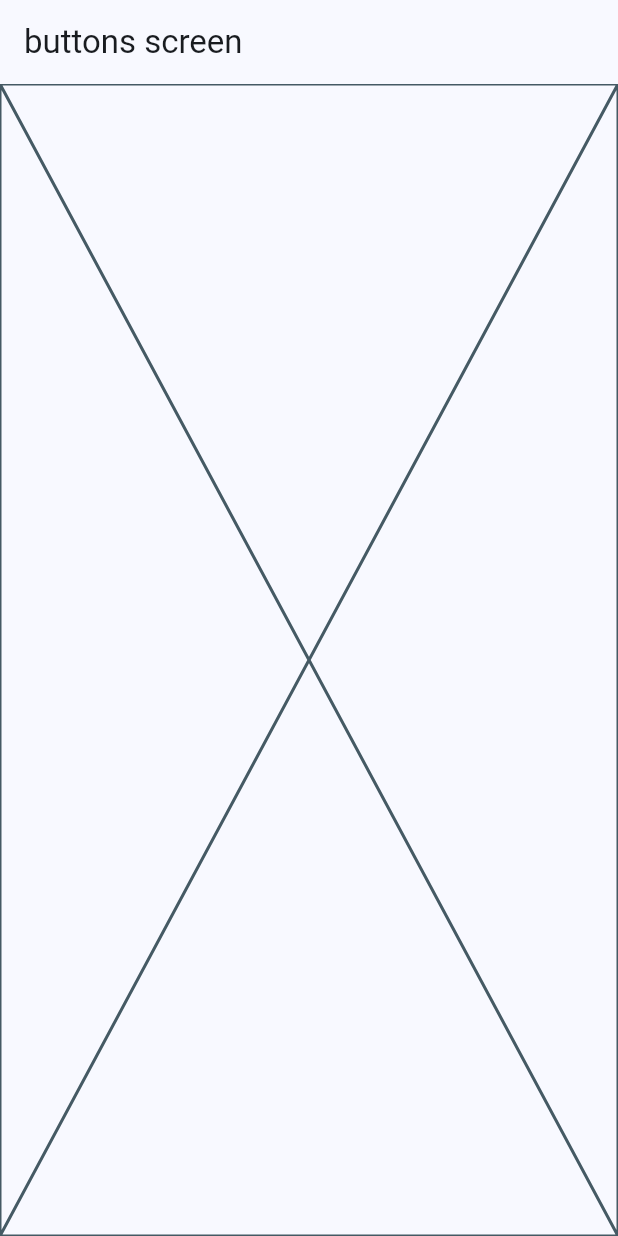
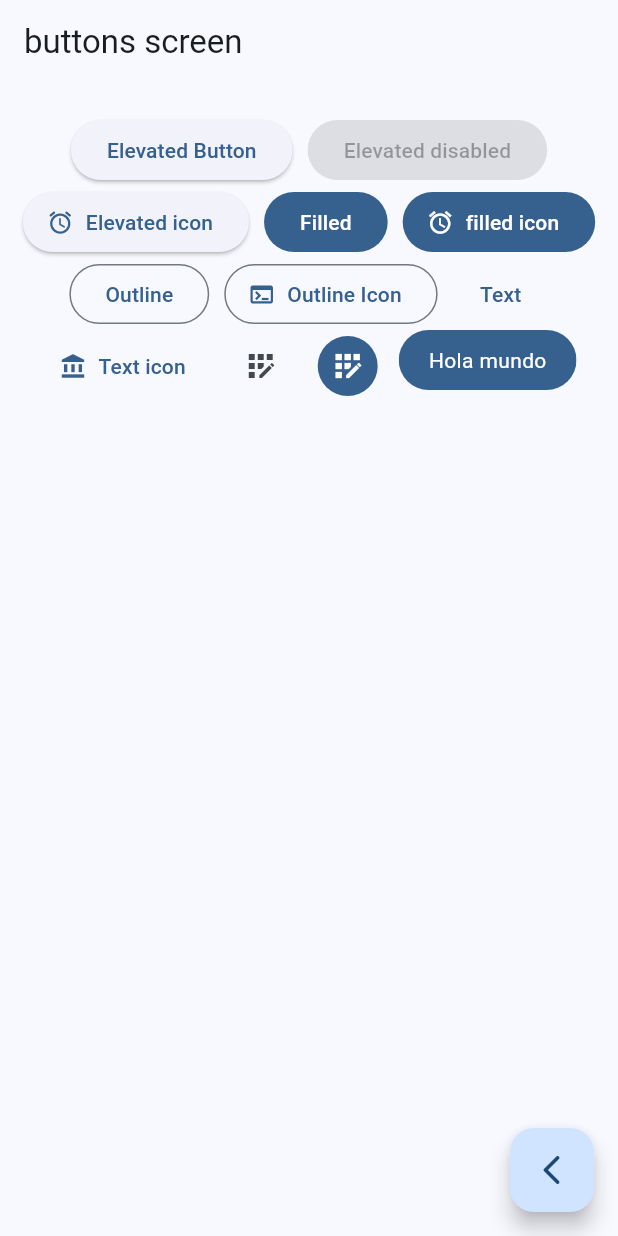
Before and after one commit to leitoon/widgets_app, a Flutter app: the ButtonsScreen screen opened by its route, on a phone screen of 412 x 824 dp. Run offline on Flutter 3.47's test engine with Material 3 defaults, Android fonts, the phone set to English and light mode, and no system bars; our stand-ins replace go_router.

Commit message:
buttons finish

```diff
--- a/lib/config/router/app_router.dart
+++ b/lib/config/router/app_router.dart
@@ -7,17 +7,20 @@ final appRouter = GoRouter(
       routes: [
         GoRoute(
           path: '/',
+          name: HomeScreen.name,
           builder: (context,state) {
             return  HomeScreen();
           },
         ),
         GoRoute(
+          name: ButtonsScreen.name,
           path: '/buttons',
           builder: (context,state) {
             return  ButtonsScreen();
           },
         ),
         GoRoute(
+          name: CardsScreen.name,
           path: '/cards',
           builder: (context,state) {
             return  CardsScreen();
--- a/lib/presentation/screen/buttons/buttons_screen.dart
+++ b/lib/presentation/screen/buttons/buttons_screen.dart
@@ -1,8 +1,10 @@
 
 
 import 'package:flutter/material.dart';
+import 'package:go_router/go_router.dart';
 
 class ButtonsScreen extends StatelessWidget {
+  static const String name  = 'buttons_screen';
   const ButtonsScreen({super.key});
 
   @override
@@ -11,7 +13,78 @@ class ButtonsScreen extends StatelessWidget {
       appBar: AppBar(
         title: Text('buttons screen'),
       ),
-      body: Placeholder(),
+      body: _ButtonsView(),
+      floatingActionButton: FloatingActionButton(
+        onPressed: (){
+          context.pop();
+        },
+      child: Icon(Icons.arrow_back_ios_rounded),
+      ),
     );
   }
 }
+
+class _ButtonsView extends StatelessWidget {
+
+
+  @override
+  Widget build(BuildContext context) {
+    final colors = Theme.of(context).colorScheme;
+    return SizedBox(
+      width: double.infinity,
+      child: Padding(
+        padding: EdgeInsets.symmetric(horizontal: 10,vertical: 20),
+        child: Wrap(
+          alignment: WrapAlignment.center,
+          spacing: 10,
+          children: [
+            ElevatedButton(onPressed: (){},
+            child: Text('Elevated Button')),
+            ElevatedButton(onPressed: null,
+            child: Text('Elevated disabled')),
+            ElevatedButton.icon(onPressed: (){},
+            icon: Icon(Icons.access_alarm_rounded),
+            label: Text('Elevated icon')),
+            FilledButton(onPressed: (){}, child: Text('Filled')),
+            FilledButton.icon(onPressed: (){}, icon: Icon(Icons.access_alarm), label: Text('filled icon')),
+            OutlinedButton(onPressed: (){}, child: Text('Outline')),
+            OutlinedButton.icon(onPressed: (){}, icon: Icon(Icons.terminal),label: Text('Outline Icon')),
+            TextButton(onPressed: (){}, child: Text('Text')),
+            TextButton.icon(onPressed: (){}, icon:Icon(Icons.account_balance) ,label: Text('Text icon')),
+            IconButton(onPressed: (){}, icon: Icon(Icons.app_registration)),
+            IconButton(onPressed: (){}, icon: Icon(Icons.app_registration),
+            style: ButtonStyle(
+              backgroundColor: MaterialStatePropertyAll(colors.primary),
+              iconColor: MaterialStatePropertyAll(Colors.white)
+            ),),
+            CustomButton()
+
+          ],
+        ),
+      ),
+    );
+  }
+}
+
+class CustomButton extends StatelessWidget {
+  const CustomButton({super.key});
+
+  @override
+  Widget build(BuildContext context) {
+    final colors = Theme.of(context).colorScheme;
+    return ClipRRect(
+      borderRadius: BorderRadius.circular(20),
+      child: Material(
+        color: colors.primary,
+
+        child: InkWell(
+          onTap: (){},
+          child: Padding(
+            padding: const EdgeInsets.symmetric(horizontal: 20,vertical: 10),
+            child: Text('Hola mundo',style: TextStyle(color: Colors.white),),
+          ),
+        ),
+      ),
+    );
+  }
+}
--- a/lib/presentation/screen/cards/cards_screen.dart
+++ b/lib/presentation/screen/cards/cards_screen.dart
@@ -1,6 +1,7 @@
 import 'package:flutter/material.dart';
 
 class CardsScreen extends StatelessWidget {
+  static const String name  = 'card_screen';
   const CardsScreen({super.key});
 
   @override
--- a/lib/presentation/screen/home_screen.dart
+++ b/lib/presentation/screen/home_screen.dart
@@ -3,9 +3,11 @@
 import 'package:flutter/material.dart';
 import 'package:go_router/go_router.dart';
 import 'package:widgets_app/config/menu/menu_items.dart';
+import 'package:widgets_app/presentation/screen/cards/cards_screen.dart';
 
 
 class HomeScreen extends StatelessWidget {
+  static const String name  = 'home_screen';
   const HomeScreen({super.key});
 
   @override
@@ -55,6 +57,7 @@ class _CustomListTile extends StatelessWidget {
      onTap: () {
       context.push(menuItem.link);
        //Navigator.pushNamed(context, menuItem.link);
+      // context.pushNamed(CardsScreen.name);
      },
     );
   }
```
